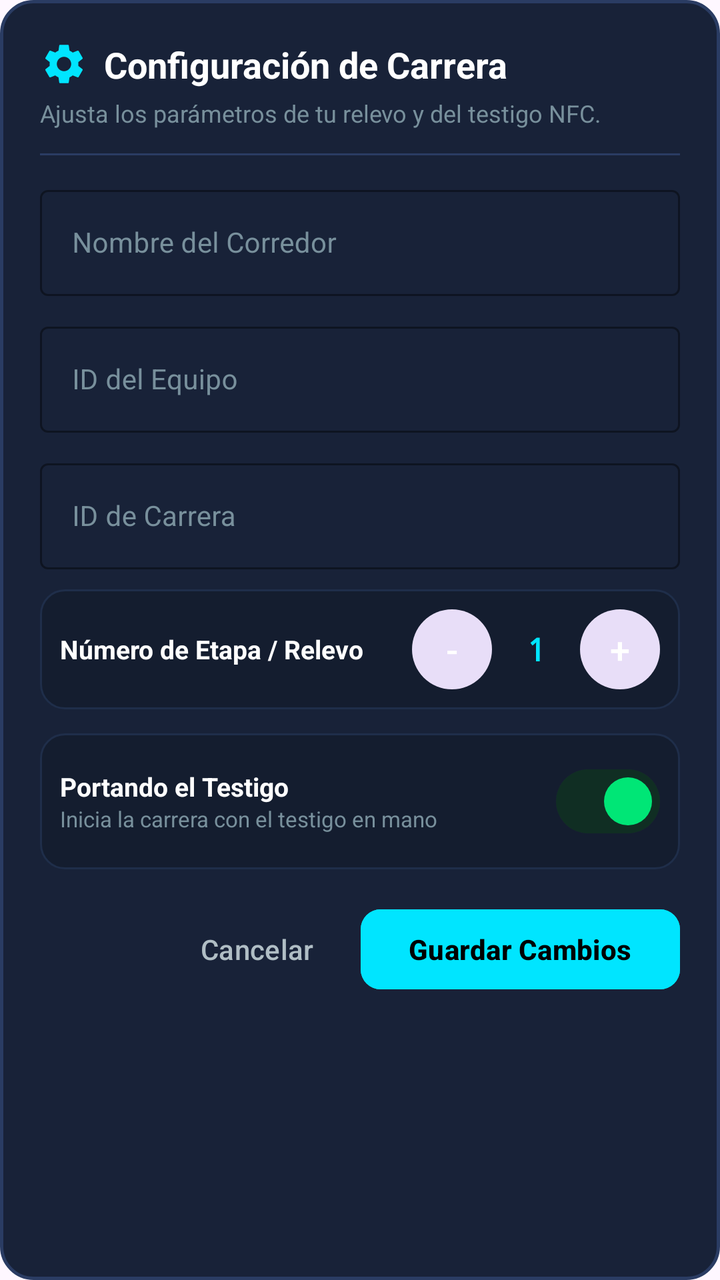
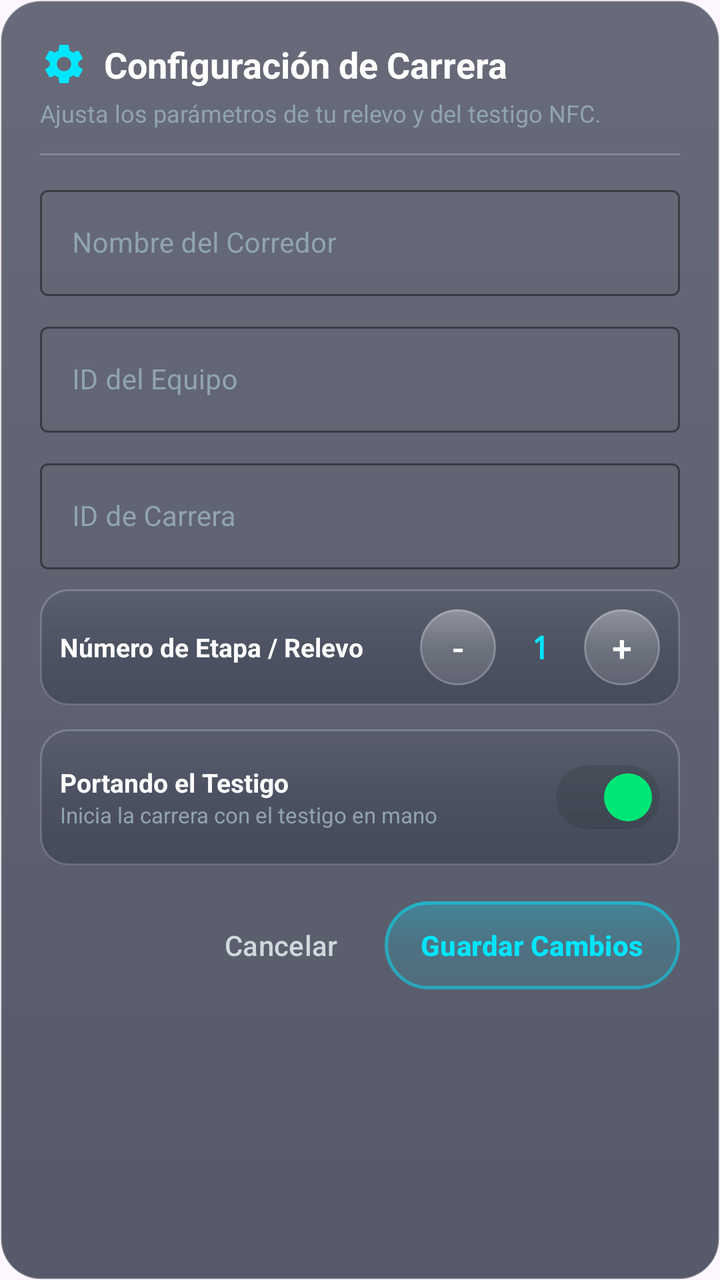

Compare the two renders of this Android layout. The source of the first and the diff that turns it into the second are given below.
<!-- AndroidManifest.xml: application theme Theme.Sensores_prueba1 -->
<!-- res/layout/dialog_race_settings.xml -->
<?xml version="1.0" encoding="utf-8"?>
<LinearLayout xmlns:android="http://schemas.android.com/apk/res/android"
    xmlns:app="http://schemas.android.com/apk/res-auto"
    android:layout_width="match_parent"
    android:layout_height="wrap_content"
    android:background="@drawable/bg_card_rounded"
    android:orientation="vertical"
    android:padding="20dp">

    
    <LinearLayout
        android:layout_width="match_parent"
        android:layout_height="wrap_content"
        android:gravity="center_vertical"
        android:orientation="horizontal">

        <ImageView
            android:layout_width="24dp"
            android:layout_height="24dp"
            android:layout_marginEnd="8dp"
            android:src="@drawable/ic_settings"
            app:tint="@color/accent_cyan" />

        <TextView
            android:layout_width="0dp"
            android:layout_height="wrap_content"
            android:layout_weight="1"
            android:text="Configuración de Carrera"
            android:textColor="@color/white"
            android:textSize="18sp"
            android:textStyle="bold" />
    </LinearLayout>

    <TextView
        android:layout_width="match_parent"
        android:layout_height="wrap_content"
        android:layout_marginTop="4dp"
        android:text="Ajusta los parámetros de tu relevo y del testigo NFC."
        android:textColor="@color/text_tertiary"
        android:textSize="12sp" />

    <View
        android:layout_width="match_parent"
        android:layout_height="1dp"
        android:layout_marginVertical="12dp"
        android:background="@color/bg_card_stroke" />

    
    <com.google.android.material.textfield.TextInputLayout
        android:id="@+id/tilRunnerName"
        style="@style/Widget.MaterialComponents.TextInputLayout.OutlinedBox"
        android:layout_width="match_parent"
        android:layout_height="wrap_content"
        android:layout_marginBottom="10dp"
        android:hint="Nombre del Corredor"
        android:textColorHint="@color/text_tertiary"
        app:boxStrokeColor="@color/accent_cyan"
        app:hintTextColor="@color/accent_cyan">

        <com.google.android.material.textfield.TextInputEditText
            android:id="@+id/etRunnerName"
            android:layout_width="match_parent"
            android:layout_height="wrap_content"
            android:inputType="textPersonName"
            android:textColor="@color/white"
            android:textSize="14sp" />
    </com.google.android.material.textfield.TextInputLayout>

    
    <com.google.android.material.textfield.TextInputLayout
        android:id="@+id/tilTeamId"
        style="@style/Widget.MaterialComponents.TextInputLayout.OutlinedBox"
        android:layout_width="match_parent"
        android:layout_height="wrap_content"
        android:layout_marginBottom="10dp"
        android:hint="ID del Equipo"
        android:textColorHint="@color/text_tertiary"
        app:boxStrokeColor="@color/accent_cyan"
        app:hintTextColor="@color/accent_cyan">

        <com.google.android.material.textfield.TextInputEditText
            android:id="@+id/etTeamId"
            android:layout_width="match_parent"
            android:layout_height="wrap_content"
            android:inputType="textCapCharacters"
            android:textColor="@color/white"
            android:textSize="14sp" />
    </com.google.android.material.textfield.TextInputLayout>

    
    <com.google.android.material.textfield.TextInputLayout
        android:id="@+id/tilRaceId"
        style="@style/Widget.MaterialComponents.TextInputLayout.OutlinedBox"
        android:layout_width="match_parent"
        android:layout_height="wrap_content"
        android:layout_marginBottom="10dp"
        android:hint="ID de Carrera"
        android:textColorHint="@color/text_tertiary"
        app:boxStrokeColor="@color/accent_cyan"
        app:hintTextColor="@color/accent_cyan">

        <com.google.android.material.textfield.TextInputEditText
            android:id="@+id/etRaceId"
            android:layout_width="match_parent"
            android:layout_height="wrap_content"
            android:inputType="textCapCharacters"
            android:textColor="@color/white"
            android:textSize="14sp" />
    </com.google.android.material.textfield.TextInputLayout>

    
    <LinearLayout
        android:layout_width="match_parent"
        android:layout_height="wrap_content"
        android:layout_marginBottom="12dp"
        android:background="@drawable/bg_metric_tile"
        android:gravity="center_vertical"
        android:orientation="horizontal"
        android:padding="10dp">

        <TextView
            android:layout_width="0dp"
            android:layout_height="wrap_content"
            android:layout_weight="1"
            android:text="Número de Etapa / Relevo"
            android:textColor="@color/white"
            android:textSize="13sp"
            android:textStyle="bold" />

        <com.google.android.material.button.MaterialButton
            android:id="@+id/btnLegMinus"
            style="@style/Widget.Material3.Button.TonalButton"
            android:layout_width="40dp"
            android:layout_height="40dp"
            android:insetLeft="0dp"
            android:insetTop="0dp"
            android:insetRight="0dp"
            android:insetBottom="0dp"
            android:padding="0dp"
            android:text="-"
            android:textColor="@color/white"
            android:textSize="18sp"
            app:cornerRadius="20dp" />

        <TextView
            android:id="@+id/tvLegIndexValue"
            android:layout_width="44dp"
            android:layout_height="wrap_content"
            android:fontFamily="monospace"
            android:gravity="center"
            android:text="1"
            android:textColor="@color/accent_cyan"
            android:textSize="16sp"
            android:textStyle="bold" />

        <com.google.android.material.button.MaterialButton
            android:id="@+id/btnLegPlus"
            style="@style/Widget.Material3.Button.TonalButton"
            android:layout_width="40dp"
            android:layout_height="40dp"
            android:insetLeft="0dp"
            android:insetTop="0dp"
            android:insetRight="0dp"
            android:insetBottom="0dp"
            android:padding="0dp"
            android:text="+"
            android:textColor="@color/white"
            android:textSize="18sp"
            app:cornerRadius="20dp" />
    </LinearLayout>

    
    <LinearLayout
        android:layout_width="match_parent"
        android:layout_height="wrap_content"
        android:layout_marginBottom="16dp"
        android:background="@drawable/bg_metric_tile"
        android:gravity="center_vertical"
        android:orientation="horizontal"
        android:padding="10dp">

        <LinearLayout
            android:layout_width="0dp"
            android:layout_height="wrap_content"
            android:layout_weight="1"
            android:orientation="vertical">

            <TextView
                android:layout_width="wrap_content"
                android:layout_height="wrap_content"
                android:text="Portando el Testigo"
                android:textColor="@color/white"
                android:textSize="13sp"
                android:textStyle="bold" />

            <TextView
                android:id="@+id/tvCarryingDesc"
                android:layout_width="wrap_content"
                android:layout_height="wrap_content"
                android:text="Inicia la carrera con el testigo en mano"
                android:textColor="@color/text_tertiary"
                android:textSize="11sp" />
        </LinearLayout>

        <com.google.android.material.materialswitch.MaterialSwitch
            android:id="@+id/switchCarrying"
            android:layout_width="wrap_content"
            android:layout_height="wrap_content"
            android:checked="true"
            app:thumbTint="@color/accent_green"
            app:trackTint="@color/status_sprint_bg" />
    </LinearLayout>

    
    <LinearLayout
        android:layout_width="match_parent"
        android:layout_height="wrap_content"
        android:gravity="end"
        android:orientation="horizontal">

        <com.google.android.material.button.MaterialButton
            android:id="@+id/btnCancelSettings"
            style="@style/Widget.Material3.Button.TextButton"
            android:layout_width="wrap_content"
            android:layout_height="wrap_content"
            android:layout_marginEnd="8dp"
            android:text="Cancelar"
            android:textColor="@color/text_secondary" />

        <com.google.android.material.button.MaterialButton
            android:id="@+id/btnSaveSettings"
            style="@style/Widget.Material3.Button"
            android:layout_width="wrap_content"
            android:layout_height="wrap_content"
            android:backgroundTint="@color/accent_cyan"
            android:text="Guardar Cambios"
            android:textColor="@color/black"
            android:textStyle="bold"
            app:cornerRadius="10dp" />
    </LinearLayout>
</LinearLayout>
<!-- resources referenced by this layout -->
<resources>
  <color name="bg_card_stroke">#2A3C63</color>
  <color name="black">#FF000000</color>
  <color name="status_sprint_bg">#102E23</color>
  <color name="text_secondary">#B0BEC5</color>
  <color name="text_tertiary">#78909C</color>
  <!-- drawable bg_card_rounded (drawable) -->
  <?xml version="1.0" encoding="utf-8"?>
  <shape xmlns:android="http://schemas.android.com/apk/res/android"
      android:shape="rectangle">
      <solid android:color="@color/bg_card" />
      <corners android:radius="16dp" />
      <stroke
          android:width="1.5dp"
          android:color="@color/bg_card_stroke" />
  </shape>
  <!-- drawable bg_metric_tile (drawable) -->
  <?xml version="1.0" encoding="utf-8"?>
  <shape xmlns:android="http://schemas.android.com/apk/res/android"
      android:shape="rectangle">
      <solid android:color="@color/metric_tile_bg" />
      <corners android:radius="12dp" />
      <stroke
          android:width="1dp"
          android:color="#1F2E4A" />
  </shape>
  <color name="bg_card">#182238</color>
  <color name="metric_tile_bg">#141D2F</color>
  <!-- unchanged entries left out for length: 6 -->
</resources>

<!-- the commit's change to res/layout/dialog_race_settings.xml (unified diff, before → after) -->
@@ -3,7 +3,7 @@
     xmlns:app="http://schemas.android.com/apk/res-auto"
     android:layout_width="match_parent"
     android:layout_height="wrap_content"
-    android:background="@drawable/bg_card_rounded"
+    android:background="@drawable/bg_glass_card"
     android:orientation="vertical"
     android:padding="20dp">
 
@@ -43,7 +43,7 @@
         android:layout_width="match_parent"
         android:layout_height="1dp"
         android:layout_marginVertical="12dp"
-        android:background="@color/bg_card_stroke" />
+        android:background="@color/glass_card_stroke" />
 
     
     <com.google.android.material.textfield.TextInputLayout
@@ -113,7 +113,7 @@
         android:layout_width="match_parent"
         android:layout_height="wrap_content"
         android:layout_marginBottom="12dp"
-        android:background="@drawable/bg_metric_tile"
+        android:background="@drawable/bg_glass_metric_tile"
         android:gravity="center_vertical"
         android:orientation="horizontal"
         android:padding="10dp">
@@ -129,9 +129,10 @@
 
         <com.google.android.material.button.MaterialButton
             android:id="@+id/btnLegMinus"
-            style="@style/Widget.Material3.Button.TonalButton"
-            android:layout_width="40dp"
-            android:layout_height="40dp"
+            android:layout_width="38dp"
+            android:layout_height="38dp"
+            android:background="@drawable/bg_glass_icon_button"
+            app:backgroundTint="@null"
             android:insetLeft="0dp"
             android:insetTop="0dp"
             android:insetRight="0dp"
@@ -140,7 +141,7 @@
             android:text="-"
             android:textColor="@color/white"
             android:textSize="18sp"
-            app:cornerRadius="20dp" />
+            app:cornerRadius="19dp" />
 
         <TextView
             android:id="@+id/tvLegIndexValue"
@@ -155,9 +156,10 @@
 
         <com.google.android.material.button.MaterialButton
             android:id="@+id/btnLegPlus"
-            style="@style/Widget.Material3.Button.TonalButton"
-            android:layout_width="40dp"
-            android:layout_height="40dp"
+            android:layout_width="38dp"
+            android:layout_height="38dp"
+            android:background="@drawable/bg_glass_icon_button"
+            app:backgroundTint="@null"
             android:insetLeft="0dp"
             android:insetTop="0dp"
             android:insetRight="0dp"
@@ -166,7 +168,7 @@
             android:text="+"
             android:textColor="@color/white"
             android:textSize="18sp"
-            app:cornerRadius="20dp" />
+            app:cornerRadius="19dp" />
     </LinearLayout>
 
     
@@ -174,7 +176,7 @@
         android:layout_width="match_parent"
         android:layout_height="wrap_content"
         android:layout_marginBottom="16dp"
-        android:background="@drawable/bg_metric_tile"
+        android:background="@drawable/bg_glass_metric_tile"
         android:gravity="center_vertical"
         android:orientation="horizontal"
         android:padding="10dp">
@@ -229,13 +231,14 @@
 
         <com.google.android.material.button.MaterialButton
             android:id="@+id/btnSaveSettings"
-            style="@style/Widget.Material3.Button"
             android:layout_width="wrap_content"
-            android:layout_height="wrap_content"
-            android:backgroundTint="@color/accent_cyan"
+            android:layout_height="44dp"
+            android:background="@drawable/bg_glass_button_outlined_cyan"
+            app:backgroundTint="@null"
+            android:paddingHorizontal="18dp"
             android:text="Guardar Cambios"
-            android:textColor="@color/black"
+            android:textColor="@color/accent_cyan"
             android:textStyle="bold"
-            app:cornerRadius="10dp" />
+            app:cornerRadius="22dp" />
     </LinearLayout>
 </LinearLayout>
<!-- resource entries referenced after the edit -->
@@ -1,32 +1,115 @@
 <!-- resources referenced by this layout -->
 <resources>
-  <color name="bg_card_stroke">#2A3C63</color>
-  <color name="black">#FF000000</color>
-  <color name="status_sprint_bg">#102E23</color>
-  <color name="text_secondary">#B0BEC5</color>
-  <color name="text_tertiary">#78909C</color>
-  <!-- drawable bg_card_rounded (drawable) -->
+  <color name="glass_card_stroke">#33FFFFFF</color>
+  <color name="status_sprint_bg">#2E0A281E</color>
+  <color name="text_secondary">#CFD8DC</color>
+  <color name="text_tertiary">#90A4AE</color>
+  <!-- drawable bg_glass_button_outlined_cyan: vector/xml drawable (drawable, 2397 chars, omitted) -->
+  <!-- drawable bg_glass_card (drawable) -->
   <?xml version="1.0" encoding="utf-8"?>
-  <shape xmlns:android="http://schemas.android.com/apk/res/android"
-      android:shape="rectangle">
-      <solid android:color="@color/bg_card" />
-      <corners android:radius="16dp" />
-      <stroke
-          android:width="1.5dp"
-          android:color="@color/bg_card_stroke" />
-  </shape>
-  <!-- drawable bg_metric_tile (drawable) -->
+  <layer-list xmlns:android="http://schemas.android.com/apk/res/android">
+      
+      <item>
+          <shape android:shape="rectangle">
+              <solid android:color="@color/bg_card" />
+              <corners android:radius="20dp" />
+              <stroke
+                  android:width="1dp"
+                  android:color="@color/glass_card_stroke" />
+          </shape>
+      </item>
+      
+      <item>
+          <shape android:shape="rectangle">
+              <corners android:radius="20dp" />
+              <gradient
+                  android:angle="270"
+                  android:startColor="@color/glass_specular_gradient_mid"
+                  android:endColor="@color/glass_specular_gradient_end"
+                  android:type="linear" />
+          </shape>
+      </item>
+  </layer-list>
+  <!-- drawable bg_glass_icon_button (drawable) -->
   <?xml version="1.0" encoding="utf-8"?>
-  <shape xmlns:android="http://schemas.android.com/apk/res/android"
-      android:shape="rectangle">
-      <solid android:color="@color/metric_tile_bg" />
-      <corners android:radius="12dp" />
-      <stroke
-          android:width="1dp"
-          android:color="#1F2E4A" />
-  </shape>
-  <color name="bg_card">#182238</color>
-  <color name="metric_tile_bg">#141D2F</color>
+  <ripple xmlns:android="http://schemas.android.com/apk/res/android"
+      android:color="@color/glass_ripple_white">
+      <item>
+          <selector>
+              
+              <item android:state_pressed="true">
+                  <layer-list>
+                      <item>
+                          <shape android:shape="oval">
+                              <solid android:color="#4DFFFFFF" />
+                              <stroke
+                                  android:width="1.5dp"
+                                  android:color="#99FFFFFF" />
+                          </shape>
+                      </item>
+                  </layer-list>
+              </item>
+              
+              <item>
+                  <layer-list>
+                      <item>
+                          <shape android:shape="oval">
+                              <solid android:color="@color/glass_btn_std_bg" />
+                              <stroke
+                                  android:width="1dp"
+                                  android:color="@color/glass_btn_std_stroke" />
+                          </shape>
+                      </item>
+                      
+                      <item>
+                          <shape android:shape="oval">
+                              <gradient
+                                  android:angle="270"
+                                  android:startColor="#40FFFFFF"
+                                  android:centerColor="#10FFFFFF"
+                                  android:endColor="#00FFFFFF"
+                                  android:type="linear" />
+                          </shape>
+                      </item>
+                  </layer-list>
+              </item>
+          </selector>
+      </item>
+  </ripple>
+  <!-- drawable bg_glass_metric_tile (drawable) -->
+  <?xml version="1.0" encoding="utf-8"?>
+  <layer-list xmlns:android="http://schemas.android.com/apk/res/android">
+      
+      <item>
+          <shape android:shape="rectangle">
+              <solid android:color="@color/metric_tile_bg" />
+              <corners android:radius="14dp" />
+              <stroke
+                  android:width="1dp"
+                  android:color="@color/metric_tile_stroke" />
+          </shape>
+      </item>
+      
+      <item>
+          <shape android:shape="rectangle">
+              <corners android:radius="14dp" />
+              <gradient
+                  android:angle="270"
+                  android:startColor="#1AFFFFFF"
+                  android:centerColor="#08FFFFFF"
+                  android:endColor="#00000000"
+                  android:type="linear" />
+          </shape>
+      </item>
+  </layer-list>
+  <color name="bg_card">#B310182A</color>
+  <color name="glass_specular_gradient_mid">#1AFFFFFF</color>
+  <color name="glass_specular_gradient_end">#00FFFFFF</color>
+  <color name="glass_ripple_white">#33FFFFFF</color>
+  <color name="glass_btn_std_bg">#20FFFFFF</color>
+  <color name="glass_btn_std_stroke">#40FFFFFF</color>
+  <color name="metric_tile_bg">#4D131C2E</color>
+  <color name="metric_tile_stroke">#26FFFFFF</color>
   <!-- unchanged entries left out for length: 6 -->
 </resources>
 
